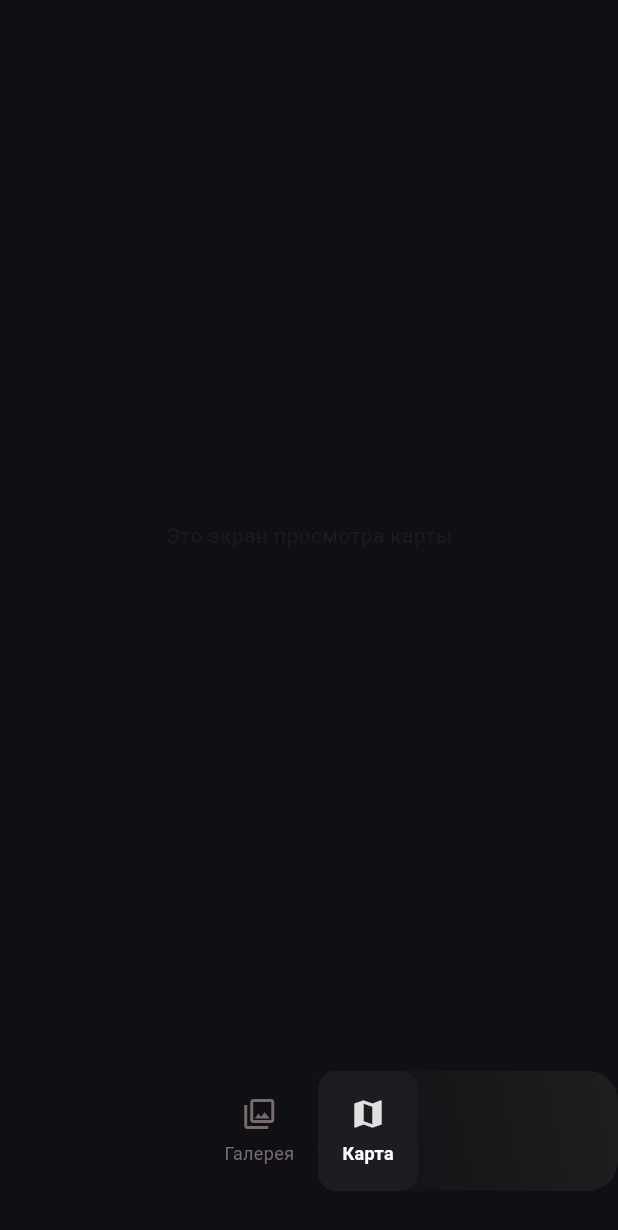
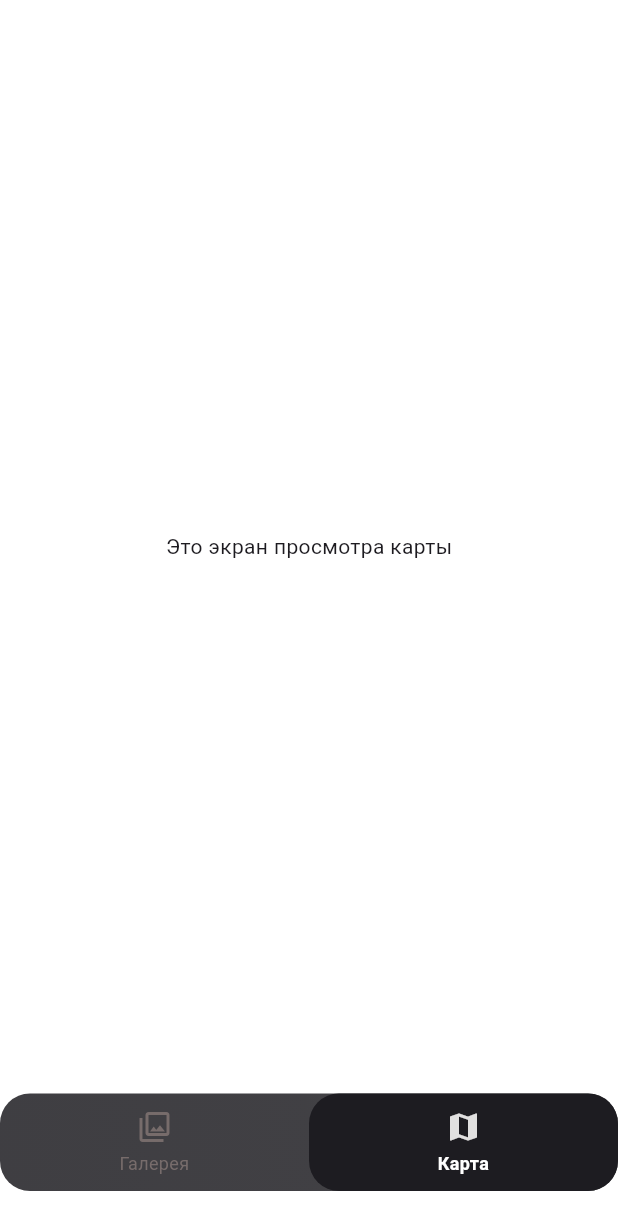
Before and after one commit to Bogdan-Taran/geo_album, a Flutter app: the screen it shows after launch, after a tap on "Карта", on a phone screen of 412 x 824 dp. Shown: the top 1230 px of the screen. Run offline on Flutter 3.47's test engine with Material 3 defaults, Android fonts, the light colour scheme and no system bars; our stand-ins replace go_router.

Commit message:
Tried to stylize custom naviation bar

```diff
--- a/lib/custom_bottom_nav_bar.dart
+++ b/lib/custom_bottom_nav_bar.dart
@@ -22,7 +22,8 @@ class CustomNavBar extends StatelessWidget {
   @override
   Widget build(BuildContext context) {
     final items = [
-      _NavBarItem(
+      Expanded(
+        child: _NavBarItem(
           icon: Icons.photo_library_outlined,
           activeIcon: Icons.photo_library,
           //активное состояние
@@ -30,7 +31,9 @@ class CustomNavBar extends StatelessWidget {
           isActive: currentIndex == 0,
           onTap: () => _onTap(0),
         ),
-      _NavBarItem(
+      ),
+      Expanded(
+        child: _NavBarItem(
           icon: Icons.map_outlined,
           activeIcon: Icons.map,
           label: 'Карта',
@@ -38,15 +41,14 @@ class CustomNavBar extends StatelessWidget {
           //индекс 'map' ветки - 1 (0-indexed)
           onTap: () => _onTap(1),
         ),
+      ),
     ];
 
     return Container(
       margin: EdgeInsets.only(bottom: 30),
+      height: 80,
 
-      height: 80,
-      width: 200,
       decoration: BoxDecoration(
-
         gradient: LinearGradient(
           colors: <Color>[
             Color(0xcd100f14),
@@ -55,22 +57,20 @@ class CustomNavBar extends StatelessWidget {
           ],
           begin: Alignment.bottomLeft,
           end: Alignment.topRight,
-
         ),
         borderRadius: BorderRadius.circular(20),
       ),
+
       child: Row(
-        mainAxisAlignment: MainAxisAlignment.center,
+        mainAxisAlignment: MainAxisAlignment.spaceEvenly,
         children: items,
-
       ),
     );
   }
 }
 
-
 //внутренний виджет для одной кнопки навигации
-class _NavBarItem extends StatelessWidget{
+class _NavBarItem extends StatelessWidget {
   const _NavBarItem({
     required this.icon,
     required this.activeIcon,
@@ -91,21 +91,22 @@ class _NavBarItem extends StatelessWidget{
       onTap: onTap,
       child: AnimatedContainer(
         duration: Duration(milliseconds: 200),
-        padding: EdgeInsets.symmetric(vertical: 8, horizontal: 16),
+        //padding: EdgeInsets.symmetric(vertical: 8, horizontal: 16),
         decoration: BoxDecoration(
           color: isActive ? Color(0xff1D1C21) : Colors.transparent,
-          borderRadius: BorderRadius.circular(12),
+          borderRadius: BorderRadius.circular(20),
         ),
+        child: Padding(
+          padding: EdgeInsets.symmetric(vertical: 8, horizontal: 16),
           child: Column(
             mainAxisAlignment: MainAxisAlignment.center,
-          spacing: 1,
             children: [
               Icon(
                 isActive ? activeIcon : icon,
                 color: isActive ? Color(0xffE1E0E0) : Color(0xff776C6B),
                 size: 24,
               ),
-            const SizedBox(height: 4,),
+              const SizedBox(height: 4),
               Text(
                 label,
                 style: TextStyle(
@@ -113,8 +114,10 @@ class _NavBarItem extends StatelessWidget{
                   fontSize: 12,
                   fontWeight: isActive ? FontWeight.bold : FontWeight.normal,
                 ),
-            )
+                textAlign: TextAlign.center,
+              ),
             ],
+          ),
         ),
       ),
     );
--- a/lib/gallery_screen.dart
+++ b/lib/gallery_screen.dart
@@ -47,7 +47,7 @@ class GalleryScreen extends StatelessWidget {
                     child: Container(
                       padding: const EdgeInsets.symmetric(horizontal: 10, vertical: 20),
                       decoration: const BoxDecoration(
-                        color: backColorScreens,
+                        color: Colors.white,
                       ),
                       child: GridView.builder(
                         gridDelegate: const SliverGridDelegateWithFixedCrossAxisCount(
--- a/lib/root_screen.dart
+++ b/lib/root_screen.dart
@@ -15,11 +15,16 @@ class RootScreen extends StatelessWidget {
   Widget build(BuildContext context) {
     return Scaffold(
       body: navigationShell,
-        backgroundColor: backColorScreens,
-        bottomNavigationBar: CustomNavBar(
-        currentIndex: navigationShell.currentIndex, //передаём текущий индекс
-           navigationShell: navigationShell,
-      )
+        backgroundColor: Colors.white,
+      bottomNavigationBar: Container(
+        alignment: Alignment.center,
+        height: 95,
+        // padding: EdgeInsets.only(bottom: 30),
+        child: CustomNavBar(
+          currentIndex: navigationShell.currentIndex,
+          navigationShell: navigationShell,
+        ),
+      ),
     );
   }
 
```
Lines whose indentation alone changed are shown as unchanged.
